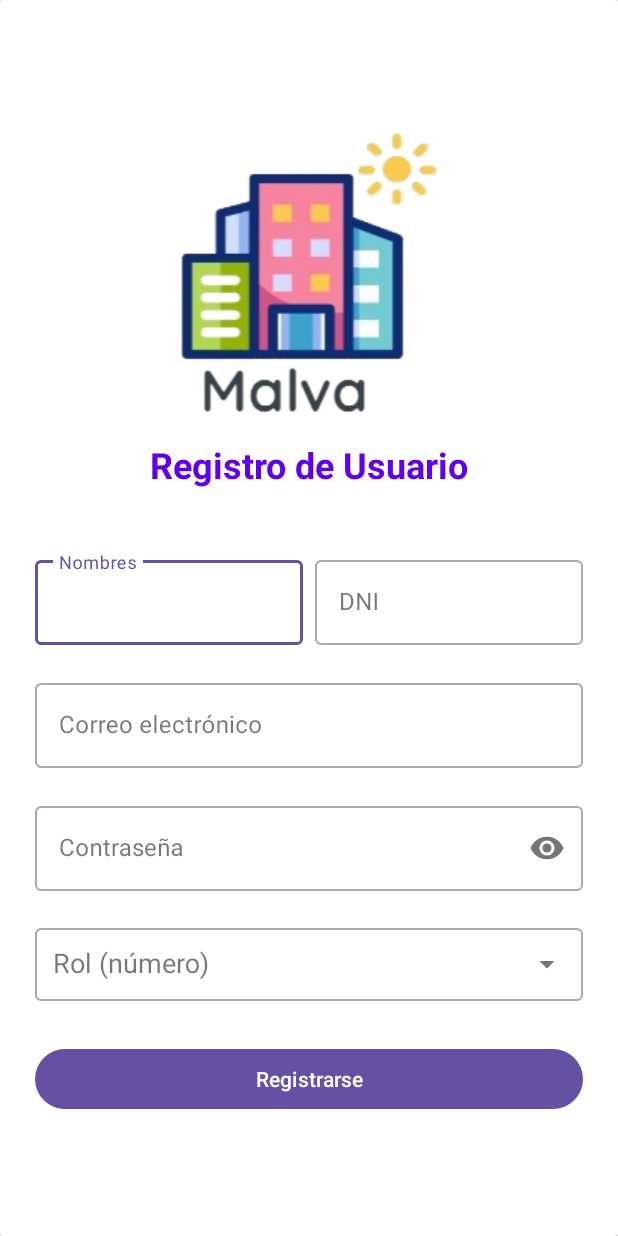
After one commit to Keniding/pregunta4login, an Android app: the RegisterActivity screen opened directly, with no data from a screen before it, on a phone screen of 412 x 824 dp. The commit adds this screen. Run offline under Robolectric (Android 15) with nearby library versions, the phone set to English and light mode, and no system bars; 1 statement that could not run was skipped.

Commit message:
intragracion de roles y registro
intragracion de roles y registro

```diff
--- a/app/build.gradle.kts
+++ b/app/build.gradle.kts
@@ -42,6 +42,7 @@ dependencies {
     implementation(libs.material)
     implementation(libs.androidx.activity)
     implementation(libs.androidx.constraintlayout)
+    implementation(libs.androidx.gridlayout)
     testImplementation(libs.junit)
     androidTestImplementation(libs.androidx.junit)
     androidTestImplementation(libs.androidx.espresso.core)
--- a/app/src/main/AndroidManifest.xml
+++ b/app/src/main/AndroidManifest.xml
@@ -9,17 +9,19 @@
     <uses-permission android:name="android.permission.INTERNET" />
 
     <application
-
-        android:networkSecurityConfig="@xml/network_security_config"
         android:allowBackup="true"
         android:dataExtractionRules="@xml/data_extraction_rules"
         android:fullBackupContent="@xml/backup_rules"
         android:icon="@mipmap/ic_launcher"
         android:label="@string/app_name"
+        android:networkSecurityConfig="@xml/network_security_config"
         android:roundIcon="@mipmap/ic_launcher_round"
         android:supportsRtl="true"
         android:theme="@style/Theme.Pregunta4login"
         tools:targetApi="31">
+        <activity
+            android:name=".RegisterActivity"
+            android:exported="false" />
         <activity
             android:name=".ReservaActivity"
             android:exported="false" />
--- a/app/src/main/java/com/example/pregunta4_login/PrincipalActivity.kt
+++ b/app/src/main/java/com/example/pregunta4_login/PrincipalActivity.kt
@@ -77,7 +77,5 @@ class PrincipalActivity : AppCompatActivity() {
         }
 
 
-
-
     }
 }
--- /dev/null
+++ b/app/src/main/java/com/example/pregunta4_login/RegisterActivity.kt
@@ -0,0 +1,58 @@
+package com.example.pregunta4_login
+
+import android.annotation.SuppressLint
+import android.os.Bundle
+import android.widget.AutoCompleteTextView
+import android.widget.Toast
+import androidx.activity.enableEdgeToEdge
+import androidx.appcompat.app.AppCompatActivity
+import androidx.core.view.ViewCompat
+import androidx.core.view.WindowInsetsCompat
+import androidx.recyclerview.widget.RecyclerView
+import com.example.pregunta4_login.adapter.RolArrayAdapter
+import com.example.pregunta4_login.config.RetrofitClient
+import com.example.pregunta4_login.models.Rol
+import retrofit2.Call
+import retrofit2.Callback
+import retrofit2.Response
+
+class RegisterActivity : AppCompatActivity() {
+
+    private val listaDeRoles = mutableListOf<Rol>()
+
+    override fun onCreate(savedInstanceState: Bundle?) {
+        super.onCreate(savedInstanceState)
+        enableEdgeToEdge()
+        setContentView(R.layout.activity_register)
+        ViewCompat.setOnApplyWindowInsetsListener(findViewById(R.id.main)) { v, insets ->
+            val systemBars = insets.getInsets(WindowInsetsCompat.Type.systemBars())
+            v.setPadding(systemBars.left, systemBars.top, systemBars.right, systemBars.bottom)
+            insets
+        }
+
+        val autoCompleteTextView = findViewById<AutoCompleteTextView>(R.id.etRol)
+        cargarRoles(autoCompleteTextView)
+    }
+
+    private fun cargarRoles(autoCompleteTextView: AutoCompleteTextView) {
+        RetrofitClient.laravelInstance.getRoles().enqueue(object : Callback<List<Rol>> {
+            @SuppressLint("NotifyDataSetChanged")
+            override fun onResponse(call: Call<List<Rol>>, response: Response<List<Rol>>) {
+                if (response.isSuccessful) {
+                    response.body()?.let {
+                        listaDeRoles.clear()
+                        listaDeRoles.addAll(it)
+                        val adapter = RolArrayAdapter(this@RegisterActivity, listaDeRoles)
+                        autoCompleteTextView.setAdapter(adapter)
+                    }
+                } else {
+                    Toast.makeText(this@RegisterActivity, "Error al obtener datos: ${response.message()}", Toast.LENGTH_LONG).show()
+                }
+            }
+
+            override fun onFailure(call: Call<List<Rol>>, t: Throwable) {
+                Toast.makeText(this@RegisterActivity, "Fallo en la conexión: ${t.message}", Toast.LENGTH_LONG).show()
+            }
+        })
+    }
+}
--- a/app/src/main/java/com/example/pregunta4_login/ReservaActivity.kt
+++ b/app/src/main/java/com/example/pregunta4_login/ReservaActivity.kt
@@ -32,7 +32,7 @@ class ReservaActivity : ComponentActivity() {
     }
 
     private fun cargarReservas() {
-        RetrofitClient.instance.getReservas().enqueue(object : Callback<List<Reserva>> {
+        RetrofitClient.flaskInstance.getReservas().enqueue(object : Callback<List<Reserva>> {
             @SuppressLint("NotifyDataSetChanged")
             override fun onResponse(call: Call<List<Reserva>>, response: Response<List<Reserva>>) {
                 if (response.isSuccessful) {
--- /dev/null
+++ b/app/src/main/java/com/example/pregunta4_login/api/ApiServiceRol.kt
@@ -0,0 +1,16 @@
+package com.example.pregunta4_login.api
+
+import com.example.pregunta4_login.models.Reserva
+import com.example.pregunta4_login.models.Rol
+import retrofit2.Call
+import retrofit2.http.GET
+import retrofit2.http.Path
+
+interface ApiServiceRol {
+
+    @GET("rol")
+    fun getRoles(): Call<List<Rol>>
+
+    @GET("rol/{id}")
+    fun getRol(@Path("id") id: Int): Call<Rol>
+}
--- a/app/src/main/java/com/example/pregunta4_login/config/RetrofitClient.kt
+++ b/app/src/main/java/com/example/pregunta4_login/config/RetrofitClient.kt
@@ -1,13 +1,15 @@
 package com.example.pregunta4_login.config
 
 import com.example.pregunta4_login.api.ApiServiceReserva
+import com.example.pregunta4_login.api.ApiServiceRol
 import okhttp3.OkHttpClient
 import okhttp3.logging.HttpLoggingInterceptor
 import retrofit2.Retrofit
 import retrofit2.converter.gson.GsonConverterFactory
 
 object RetrofitClient {
-    private const val BASE_URL = "http://192.168.8.105:8000/"
+    private const val BASE_URL_FLASK = "http://192.168.8.105:9000/"
+    private const val BASE_URL_LARAVEL = "http://192.168.8.105:9001/api/v1/"
 
     private val loggingInterceptor = HttpLoggingInterceptor().apply {
         level = HttpLoggingInterceptor.Level.BODY
@@ -17,13 +19,21 @@ object RetrofitClient {
         .addInterceptor(loggingInterceptor)
         .build()
 
-    val instance: ApiServiceReserva by lazy {
-        val retrofit = Retrofit.Builder()
-            .baseUrl(BASE_URL)
+    val flaskInstance: ApiServiceReserva by lazy {
+        Retrofit.Builder()
+            .baseUrl(BASE_URL_FLASK)
             .client(okHttpClient)
             .addConverterFactory(GsonConverterFactory.create())
             .build()
+            .create(ApiServiceReserva::class.java)
+    }
 
-        retrofit.create(ApiServiceReserva::class.java)
+    val laravelInstance: ApiServiceRol by lazy {
+        Retrofit.Builder()
+            .baseUrl(BASE_URL_LARAVEL)
+            .client(okHttpClient)
+            .addConverterFactory(GsonConverterFactory.create())
+            .build()
+            .create(ApiServiceRol::class.java)
     }
 }
--- /dev/null
+++ b/app/src/main/res/drawable/form_background.xml
@@ -0,0 +1,5 @@
+<?xml version="1.0" encoding="utf-8"?>
+<shape xmlns:android="http://schemas.android.com/apk/res/android">
+    <solid android:color="#F68C8C"/>
+    <corners android:radius="16dp"/>
+</shape>
--- /dev/null
+++ b/app/src/main/res/layout/activity_register.xml
@@ -0,0 +1,147 @@
+<androidx.constraintlayout.widget.ConstraintLayout xmlns:android="http://schemas.android.com/apk/res/android"
+    xmlns:app="http://schemas.android.com/apk/res-auto"
+    xmlns:tools="http://schemas.android.com/tools"
+    android:id="@+id/main"
+    android:layout_width="match_parent"
+    android:layout_height="match_parent"
+    android:background="@color/background_color"
+    tools:context=".RegisterActivity">
+
+    <androidx.cardview.widget.CardView
+        android:layout_width="0dp"
+        android:layout_height="0dp"
+        app:layout_constraintTop_toTopOf="parent"
+        app:layout_constraintBottom_toBottomOf="parent"
+        app:layout_constraintLeft_toLeftOf="parent"
+        app:layout_constraintRight_toRightOf="parent">
+
+        <GridLayout
+            android:layout_width="match_parent"
+            android:layout_height="wrap_content"
+            android:columnCount="2"
+            android:alignmentMode="alignMargins"
+            android:padding="19dp"
+            android:useDefaultMargins="true"
+            android:layout_gravity="center">
+
+            <!-- Imagen -->
+            <ImageView
+                android:id="@+id/imgLogo"
+                android:layout_gravity="center"
+                android:layout_height="wrap_content"
+                android:layout_width="match_parent"
+                android:layout_columnSpan="2"
+                app:srcCompat="@drawable/captura_de_pantalla_2024_08_31_234057_removebg_preview" />
+
+            <!-- Título -->
+            <TextView
+                android:id="@+id/tvTitle"
+                android:layout_width="0dp"
+                android:layout_height="wrap_content"
+                android:text="@string/register_title"
+                android:textSize="24sp"
+                android:textStyle="bold"
+                android:layout_columnSpan="2"
+                android:layout_gravity="fill_horizontal"
+                android:layout_marginBottom="16dp"
+                android:gravity="center"
+                android:padding="10dp"
+                android:textColor="#FF6200EE"/>
+
+            <com.google.android.material.textfield.TextInputLayout
+                android:id="@+id/tilNombre"
+                android:layout_width="0dp"
+                android:layout_height="wrap_content"
+                android:layout_columnWeight="1"
+                android:layout_marginTop="16dp"
+                style="@style/Widget.MaterialComponents.TextInputLayout.OutlinedBox">
+
+                <com.google.android.material.textfield.TextInputEditText
+                    android:id="@+id/etNombre"
+                    android:layout_width="match_parent"
+                    android:layout_height="wrap_content"
+                    android:hint="@string/nombre_hint"
+                    android:inputType="textPersonName"/>
+            </com.google.android.material.textfield.TextInputLayout>
+
+            <com.google.android.material.textfield.TextInputLayout
+                android:id="@+id/tilDNI"
+                android:layout_width="0dp"
+                android:layout_height="wrap_content"
+                android:layout_columnWeight="1"
+                android:layout_marginTop="16dp"
+                style="@style/Widget.MaterialComponents.TextInputLayout.OutlinedBox">
+
+                <com.google.android.material.textfield.TextInputEditText
+                    android:id="@+id/etDNI"
+                    android:layout_width="match_parent"
+                    android:layout_height="wrap_content"
+                    android:hint="@string/dni_hint"
+                    android:inputType="number"/>
+            </com.google.android.material.textfield.TextInputLayout>
+
+            <com.google.android.material.textfield.TextInputLayout
+                android:id="@+id/tilEmail"
+                android:layout_height="wrap_content"
+                android:layout_width="match_parent"
+                android:layout_columnSpan="2"
+                android:layout_marginTop="16dp"
+                style="@style/Widget.MaterialComponents.TextInputLayout.OutlinedBox">
+
+                <com.google.android.material.textfield.TextInputEditText
+                    android:id="@+id/etEmail"
+                    android:layout_width="match_parent"
+                    android:layout_height="wrap_content"
+                    android:hint="@string/email_hint"
+                    android:inputType="textEmailAddress"/>
+            </com.google.android.material.textfield.TextInputLayout>
+
+            <com.google.android.material.textfield.TextInputLayout
+                android:id="@+id/tilContrasena"
+                android:layout_height="wrap_content"
+                android:layout_width="match_parent"
+                android:layout_columnSpan="2"
+                android:layout_marginTop="16dp"
+                app:passwordToggleEnabled="true"
+                style="@style/Widget.MaterialComponents.TextInputLayout.OutlinedBox">
+
+                <com.google.android.material.textfield.TextInputEditText
+                    android:id="@+id/etContrasena"
+                    android:layout_width="match_parent"
+                    android:layout_height="wrap_content"
+                    android:hint="@string/contrasena_hint"
+                    android:inputType="textPassword"/>
+            </com.google.android.material.textfield.TextInputLayout>
+
+            <com.google.android.material.textfield.TextInputLayout
+                android:id="@+id/tilRol"
+                android:layout_height="wrap_content"
+                android:layout_width="match_parent"
+                android:layout_columnSpan="2"
+                android:layout_marginTop="15dp"
+                style="@style/Widget.MaterialComponents.TextInputLayout.OutlinedBox"
+                app:endIconMode="dropdown_menu">
+
+                <AutoCompleteTextView
+                    android:id="@+id/etRol"
+                    android:layout_width="match_parent"
+                    android:layout_height="wrap_content"
+                    android:hint="@string/rol_hint"
+                    android:padding="12dp"
+                    android:inputType="none" />
+            </com.google.android.material.textfield.TextInputLayout>
+
+            <com.google.android.material.button.MaterialButton
+                android:id="@+id/btnRegister"
+                android:layout_width="0dp"
+                android:layout_height="wrap_content"
+                android:text="@string/register"
+                android:layout_columnSpan="2"
+                android:layout_marginTop="24dp"
+                android:layout_gravity="fill_horizontal"/>
+
+        </GridLayout>
+
+    </androidx.cardview.widget.CardView>
+
+</androidx.constraintlayout.widget.ConstraintLayout>
--- a/app/src/main/res/values/strings.xml
+++ b/app/src/main/res/values/strings.xml
@@ -6,6 +6,15 @@
     <string name="recibos">Recibos</string>
     <string name="reparaciones">Reparaciones</string>
     <string name="personal">Personal</string>
+
+    <string name="register_title">Registro de Usuario</string>
+    <string name="nombre_hint">Nombres</string>
+    <string name="dni_hint">DNI</string>
+    <string name="email_hint">Correo electrónico</string>
+    <string name="contrasena_hint">Contraseña</string>
+    <string name="rol_hint">Rol (número)</string>
+    <string name="register">Registrarse</string>
+
     <string-array name="roles_array">
         <item>Limpieza</item>
         <item>Seguridad</item>
--- a/app/src/main/res/values/themes.xml
+++ b/app/src/main/res/values/themes.xml
@@ -1,6 +1,6 @@
 <resources xmlns:tools="http://schemas.android.com/tools">
     <!-- Base application theme. -->
-    <style name="Base.Theme.Pregunta4login" parent="Theme.Material3.DayNight.NoActionBar">
+    <style name="Base.Theme.Pregunta4login" parent="Theme.Material3.Light.NoActionBar">
         <!-- Customize your light theme here. -->
         <!-- <item name="colorPrimary">@color/my_light_primary</item> -->
     </style>
--- a/app/src/main/res/xml/network_security_config.xml
+++ b/app/src/main/res/xml/network_security_config.xml
@@ -2,5 +2,6 @@
 <network-security-config>
     <domain-config cleartextTrafficPermitted="true">
         <domain includeSubdomains="true">192.168.8.105</domain>
+        <domain includeSubdomains="true">10.0.2.2</domain>
     </domain-config>
 </network-security-config>
--- a/gradle.properties
+++ b/gradle.properties
@@ -21,3 +21,5 @@ kotlin.code.style=official
 # resources declared in the library itself and none from the library's dependencies,
 # thereby reducing the size of the R class for that library
 android.nonTransitiveRClass=true
+# Enable Jetifier
+android.enableJetifier=true
--- a/gradle/libs.versions.toml
+++ b/gradle/libs.versions.toml
@@ -12,6 +12,7 @@ activity = "1.9.1"
 constraintlayout = "2.1.4"
 materialVersion = "1.5.0"
 retrofit = "2.9.0"
+gridlayout = "1.0.0"
 
 [libraries]
 androidx-core-ktx = { group = "androidx.core", name = "core-ktx", version.ref = "coreKtx" }
@@ -26,6 +27,7 @@ androidx-activity = { group = "androidx.activity", name = "activity", version.re
 androidx-constraintlayout = { group = "androidx.constraintlayout", name = "constraintlayout", version.ref = "constraintlayout" }
 material-v150 = { module = "com.google.android.material:material", version.ref = "materialVersion" }
 retrofit = { module = "com.squareup.retrofit2:retrofit", version.ref = "retrofit" }
+androidx-gridlayout = { group = "androidx.gridlayout", name = "gridlayout", version.ref = "gridlayout" }
 
 [plugins]
 android-application = { id = "com.android.application", version.ref = "agp" }
```
Also changed, not shown: app/src/main/java/com/example/pregunta4_login/LoginActivity.kt (+7 -1 lines), app/src/main/java/com/example/pregunta4_login/adapter/RolArrayAdapter.kt (added, +21 -0 lines), app/src/main/java/com/example/pregunta4_login/models/Rol.kt (added, +10 -0 lines), app/src/main/res/layout/login_activity.xml (+59 -68 lines), app/src/main/res/values/colors.xml (+7 -1 lines).
